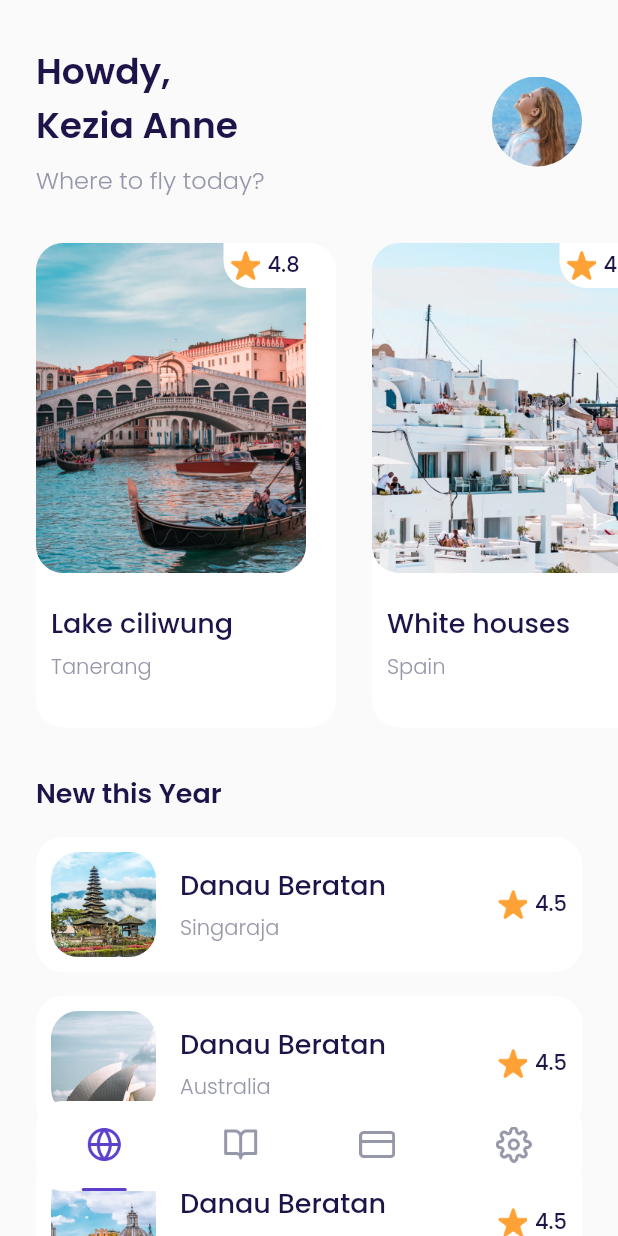
After one commit to tegar97/airplane-app, a Flutter app: the MainPage screen opened by its route, on a phone screen of 412 x 824 dp. The commit adds this screen. Run offline on Flutter 3.47's test engine with Material 2 defaults, Android fonts, the phone set to English and light mode, and no system bars; our stand-ins replace google_fonts; missing offline and left inert: dart:ffi.

Commit message:
finish homepage

```diff
--- a/lib/ui/pages/bonus_pages.dart
+++ b/lib/ui/pages/bonus_pages.dart
@@ -92,7 +92,7 @@ class BonusPage extends StatelessWidget {
       return CustomButton(
         title: 'Get Started',
         width: 220,
-        margin: EdgeInsets.only(top:50),
+        margin: EdgeInsets.only(top: 50),
         onPressed: () {
           Navigator.pushNamed(context, '/main-page');
         },
--- /dev/null
+++ b/lib/ui/pages/home_pages.dart
@@ -0,0 +1,134 @@
+import 'package:airplane/shared/theme.dart';
+import 'package:airplane/ui/widget/destination_card.dart';
+import 'package:airplane/ui/widget/destination_tile.dart';
+import 'package:flutter/material.dart';
+
+class HomePage extends StatelessWidget {
+  const HomePage({Key? key}) : super(key: key);
+
+  Widget header() {
+    return Container(
+      margin:
+          EdgeInsets.only(left: defaultMargin, right: defaultMargin, top: 30),
+      child: Row(
+        children: [
+          Expanded(
+            child:
+                Column(crossAxisAlignment: CrossAxisAlignment.start, children: [
+              Text('Howdy,\nKezia Anne',
+                  style: blackTextStyle.copyWith(
+                      fontSize: 24,
+                      fontWeight: semiBold,
+                      overflow: TextOverflow.ellipsis)),
+              SizedBox(
+                height: 6,
+              ),
+              Text(
+                'Where to fly today?  ',
+                style: greyTextStyle.copyWith(fontSize: 16, fontWeight: light),
+              )
+            ]),
+          ),
+          Container(
+            width: 60,
+            height: 60,
+            decoration: BoxDecoration(
+                shape: BoxShape.circle,
+                image: DecorationImage(
+                  image: AssetImage('assets/image_profile.png'),
+                )),
+          )
+        ],
+      ),
+    );
+  }
+
+  Widget popularDestinations() {
+    return Container(
+        margin: EdgeInsets.only(top: 30),
+        child: SingleChildScrollView(
+          scrollDirection: Axis.horizontal,
+          child: Row(
+            children: [
+              DestinationCard(
+                name: 'Lake ciliwung',
+                city: 'Tanerang',
+                imageUrl: 'assets/image_destination1.png',
+                rating: 4.8,
+              ),
+              DestinationCard(
+                name: 'White houses',
+                city: 'Spain',
+                imageUrl: 'assets/image_destination2.png',
+                rating: 4.8,
+              ),
+              DestinationCard(
+                name: 'Lake Ciliwung',
+                city: 'Monaco',
+                imageUrl: 'assets/image_destination3.png',
+                rating: 4.8,
+              ),
+              DestinationCard(
+                name: 'White houses',
+                city: 'Japan',
+                imageUrl: 'assets/image_destination4.png',
+                rating: 4.8,
+              ),
+              DestinationCard(
+                name: 'White houses',
+                city: 'Singapore',
+                imageUrl: 'assets/image_destination5.png',
+                rating: 4.8,
+              ),
+            ],
+          ),
+        ));
+  }
+
+  Widget newDestinations() {
+    return Container(
+      margin: EdgeInsets.only(
+        top: 30,
+        left: defaultMargin,
+        right: defaultMargin,
+        bottom: 100
+      ),
+      child: Column(
+        crossAxisAlignment: CrossAxisAlignment.start,
+        children: [
+          Text(
+            'New this Year',
+            style: blackTextStyle.copyWith(fontSize: 18, fontWeight: semiBold),
+          ),
+          const DestinationTile(
+              name: 'Danau Beratan',
+              city: 'Singaraja',
+              imageUrl: 'assets/image_destination6.png',
+              rating: 4.5),
+          const DestinationTile(
+              name: 'Sydney Opera',
+              city: 'Australia',
+              imageUrl: 'assets/image_destination7.png',
+              rating: 4.5),
+          const DestinationTile(
+              name: 'Roma',
+              city: 'Italy',
+              imageUrl: 'assets/image_destination8.png',
+              rating: 4.5),
+          const DestinationTile(
+              name: 'Payung teduh',
+              city: 'Singapore',
+              imageUrl: 'assets/image_destination1.png',
+              rating: 4.5),
+        ],
+      ),
+    );
+  }
+
+  @override
+  Widget build(BuildContext context) {
+    return ListView(
+      children: [header(), popularDestinations(), newDestinations()],
+    );
+  }
+}
--- a/lib/ui/pages/main_pages.dart
+++ b/lib/ui/pages/main_pages.dart
@@ -1,3 +1,4 @@
+import 'package:airplane/ui/pages/home_pages.dart';
 import 'package:airplane/ui/widget/custum_bottom_navigation.dart';
 import 'package:flutter/material.dart';
 
@@ -5,6 +6,10 @@ import '../../shared/theme.dart';
 
 class MainPage extends StatelessWidget {
   const MainPage({Key? key}) : super(key: key);
+
+  Widget BuildContent() {
+    return HomePage();
+  }
 
   Widget custumBottomNavigation() {
     return Align(
@@ -35,7 +40,7 @@ class MainPage extends StatelessWidget {
     return Scaffold(
       backgroundColor: kBackgroundColor,
       body: Stack(
-        children: [Text('Main Page2'), custumBottomNavigation()],
+        children: [BuildContent(), custumBottomNavigation()],
       ),
     );
   }
--- a/lib/ui/pages/sign_up_dart_pages.dart
+++ b/lib/ui/pages/sign_up_dart_pages.dart
@@ -19,9 +19,6 @@ class SignUpPage extends StatelessWidget {
     }
 
     Widget InputSection() {
-
-
-
       return Container(
         margin: EdgeInsets.only(top: 30),
         padding: EdgeInsets.symmetric(horizontal: 20, vertical: 30),
@@ -30,11 +27,15 @@ class SignUpPage extends StatelessWidget {
             borderRadius: BorderRadius.circular(defaultRadius)),
         child: Column(
           children: [
-            CustumTextFormField(title: 'Full Name',hintText: 'Your full name'),
-            CustumTextFormField(title: 'Email Address',hintText: 'Your email adress'),
-            CustumTextFormField(title: 'Your password',hintText: 'Your password',obsecure: true,),
-            CustumTextFormField(title: 'Email Address',hintText: 'Your email adress'),
-
+            CustumTextFormField(title: 'Full Name', hintText: 'Your full name'),
+            CustumTextFormField(
+                title: 'Email Address', hintText: 'Your email adress'),
+            CustumTextFormField(
+              title: 'password',
+              hintText: 'Your password',
+              obsecure: true,
+            ),
+            CustumTextFormField(title: 'Hobby', hintText: 'Your Hobby'),
             SizedBox(height: 20),
             CustomButton(
               title: 'Get Started',
--- a/lib/ui/widget/custom_botton.dart
+++ b/lib/ui/widget/custom_botton.dart
@@ -19,10 +19,9 @@ class CustomButton extends StatelessWidget {
     return Container(
       width: width,
       height: 55,
-      margin:  margin,
+      margin: margin,
       child: TextButton(
-        onPressed:onPressed,
-
+        onPressed: onPressed,
         child: Text('Get Started',
             style: whiteTextStyle.copyWith(fontSize: 18, fontWeight: medium)),
         style: TextButton.styleFrom(
--- /dev/null
+++ b/lib/ui/widget/destination_card.dart
@@ -0,0 +1,80 @@
+import 'package:airplane/shared/theme.dart';
+import 'package:flutter/material.dart';
+
+class DestinationCard extends StatelessWidget {
+  final String name;
+  final String city;
+  final String imageUrl;
+  final double rating;
+
+  const DestinationCard({Key? key,required this.name,required this.city,required this.imageUrl,this.rating=0.0}) : super(key: key);
+
+  @override
+  Widget build(BuildContext context) {
+    return Container(
+      width: 200,
+      height: 323,
+      margin: EdgeInsets.only(left: defaultMargin),
+      decoration: BoxDecoration(
+          borderRadius: BorderRadius.circular(18), color: kWhiteColor),
+      child: Column(
+        crossAxisAlignment: CrossAxisAlignment.start,
+        children: [
+          Container(
+            width: 180,
+            height: 220,
+            margin: EdgeInsets.only(bottom: 20),
+            decoration: BoxDecoration(
+                borderRadius: BorderRadius.circular(18),
+                image: DecorationImage(
+                    image: AssetImage(imageUrl))),
+            child: Align(
+              alignment: Alignment.topRight,
+              child: Container(
+                width: 55,
+                height: 30,
+                decoration: BoxDecoration(
+                    color: kWhiteColor,
+                    borderRadius:
+                        BorderRadius.only(bottomLeft: Radius.circular(18))),
+                child: Row(
+                  crossAxisAlignment: CrossAxisAlignment.center,
+                  mainAxisAlignment: MainAxisAlignment.center,
+                  children: [
+                    Container(
+                      width: 20,
+                      height: 20,
+                      margin: EdgeInsets.only(right: 5),
+                      decoration: BoxDecoration(
+                          image: DecorationImage(
+                              image: AssetImage('assets/icon_star.png'))),
+                    ),
+                    Text(rating.toString(),
+                        style: blackTextStyle.copyWith(fontWeight: medium))
+                  ],
+                ),
+              ),
+            ),
+          ),
+          Container(
+              margin: EdgeInsets.only(left: 10),
+              child: Column(
+                crossAxisAlignment: CrossAxisAlignment.start,
+                children: [
+                  Text(
+                   name,
+                    style: blackTextStyle.copyWith(
+                        fontSize: 18, fontWeight: medium),
+                  ),
+                  SizedBox(
+                    height: 5,
+                  ),
+                  Text(city,
+                      style: greyTextStyle.copyWith(fontWeight: light))
+                ],
+              ))
+        ],
+      ),
+    );
+  }
+}
--- /dev/null
+++ b/lib/ui/widget/destination_tile.dart
@@ -0,0 +1,68 @@
+import 'package:airplane/shared/theme.dart';
+import 'package:flutter/material.dart';
+
+class DestinationTile extends StatelessWidget {
+  final String name;
+  final String city;
+  final String imageUrl;
+  final double rating;
+
+
+  const DestinationTile({Key? key,required this.name,required this.city,required this.imageUrl,this.rating = 0.0}) : super(key: key);
+
+  @override
+  Widget build(BuildContext context) {
+    return Container(
+      margin: EdgeInsets.only(top: 16),
+      padding: EdgeInsets.all(10),
+      decoration: BoxDecoration(
+          color: kWhiteColor, borderRadius: BorderRadius.circular(18)),
+      child: Row(
+        children: [
+          Container(
+            width: 70,
+            height: 70,
+            margin: EdgeInsets.only(right: 16),
+            decoration: BoxDecoration(
+                borderRadius: BorderRadius.circular(18),
+                image: DecorationImage(
+                    fit: BoxFit.cover,
+                    image: AssetImage(imageUrl))),
+          ),
+          Expanded(
+            child: Column(
+              crossAxisAlignment: CrossAxisAlignment.start,
+              children: [
+                Text(
+                  'Danau Beratan',
+                  style:
+                      blackTextStyle.copyWith(fontSize: 18, fontWeight: medium),
+                ),
+                SizedBox(
+                  height: 5,
+                ),
+                Text(city,
+                    style: greyTextStyle.copyWith(fontWeight: light))
+              ],
+            ),
+          ),
+          Row(
+            crossAxisAlignment: CrossAxisAlignment.center,
+            mainAxisAlignment: MainAxisAlignment.center,
+            children: [
+              Container(
+                width: 20,
+                height: 20,
+                margin: EdgeInsets.only(right: 5),
+                decoration: BoxDecoration(
+                    image: DecorationImage(
+                        image: AssetImage('assets/icon_star.png'))),
+              ),
+              Text(rating.toString(), style: blackTextStyle.copyWith(fontWeight: medium))
+            ],
+          ),
+        ],
+      ),
+    );
+  }
+}
```
Also changed, not shown: lib/ui/pages/get_started_pages.dart (+2 -5 lines), lib/ui/widget/custum_text_field.dart (+6 -1 lines).
